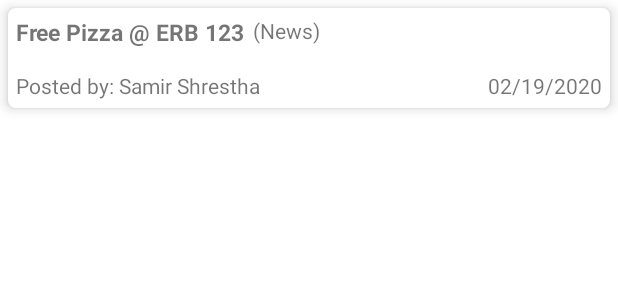
After one commit to xmantra23/UniversityBazaar, an Android app: the layout item_post.xml on its own in the app's theme, with its tools: preview values and no code run, on a phone screen of 412 x 824 dp. The commit adds this screen. Shown: the top 300 px of the screen. Run offline under Robolectric (Android 15) with nearby library versions, the phone set to English and light mode, and no system bars; Roboto replaces fonts that are not available here.

Commit message:
Completed my posts recycler view.

```diff
--- a/app/src/main/AndroidManifest.xml
+++ b/app/src/main/AndroidManifest.xml
@@ -11,7 +11,8 @@
         android:roundIcon="@mipmap/ic_launcher_round"
         android:supportsRtl="true"
         android:theme="@style/Theme.UniversityBazaar">
-        <activity android:name=".CreatePostActivity"></activity>
+        <activity android:name=".MyPostsActivity"></activity>
+        <activity android:name=".CreatePostActivity" />
         <activity android:name=".HomeActivity" />
         <activity android:name=".Authentication.LoginActivity" />
         <activity android:name=".Profile.AvatarActivity" />
--- a/app/src/main/java/org/samir/universitybazaar/Fragments/HomeFragment.java
+++ b/app/src/main/java/org/samir/universitybazaar/Fragments/HomeFragment.java
@@ -15,6 +15,7 @@ import androidx.fragment.app.Fragment;
 import com.google.android.material.bottomnavigation.BottomNavigationView;
 
 import org.samir.universitybazaar.Database.UserSession;
+import org.samir.universitybazaar.MyPostsActivity;
 import org.samir.universitybazaar.Profile.ViewProfileActivity;
 import org.samir.universitybazaar.R;
 
@@ -47,7 +48,8 @@ public class HomeFragment extends Fragment {
             // TODO: 2/18/2021 handle subscription arrow pressed
         });
         managePostArrow.setOnClickListener(v->{
-            // TODO: 2/18/2021 handle post arrow pressed
+            Intent intent = new Intent(getActivity(), MyPostsActivity.class);
+            startActivity(intent);
         });
         manageSaleArrow.setOnClickListener(v->{
             // TODO: 2/18/2021 handle sale arrow pressed
--- /dev/null
+++ b/app/src/main/res/layout/item_post.xml
@@ -0,0 +1,63 @@
+<?xml version="1.0" encoding="utf-8"?>
+<com.google.android.material.card.MaterialCardView xmlns:android="http://schemas.android.com/apk/res/android"
+    android:layout_width="match_parent"
+    android:layout_height="wrap_content"
+    xmlns:app="http://schemas.android.com/apk/res-auto"
+    app:cardCornerRadius="5dp"
+    app:cardElevation="5dp"
+    android:layout_margin="5dp"
+    android:id="@+id/parent">
+
+    <RelativeLayout
+        android:layout_width="match_parent"
+        android:layout_height="wrap_content"
+        android:layout_margin="5dp">
+
+        <RelativeLayout
+            android:layout_width="match_parent"
+            android:layout_height="wrap_content"
+            android:id="@+id/titleRelLayout">
+            <TextView
+                android:layout_width="wrap_content"
+                android:layout_height="wrap_content"
+                android:text="Free Pizza @ ERB 123"
+                android:textStyle="bold"
+                android:textSize="15sp"
+                android:id="@+id/txtPostTitle"/>
+            <TextView
+                android:layout_width="wrap_content"
+                android:layout_height="wrap_content"
+                android:text="(News)"
+                android:layout_marginStart="5dp"
+                android:layout_toEndOf="@+id/txtPostTitle"
+                android:id="@+id/txtPostCategory"/>
+
+        </RelativeLayout>
+
+        <RelativeLayout
+            android:layout_width="match_parent"
+            android:layout_height="wrap_content"
+            android:id="@+id/footerRelLayout"
+            android:layout_below="@+id/titleRelLayout"
+            android:layout_marginTop="15dp">
+
+            <TextView
+                android:layout_width="wrap_content"
+                android:layout_height="wrap_content"
+                android:text="Posted by: Samir Shrestha"
+                android:id="@+id/txtUserName"/>
+            <TextView
+                android:layout_width="wrap_content"
+                android:layout_height="wrap_content"
+                android:text="02/19/2020"
+                android:layout_alignParentEnd="true"
+                android:id="@+id/txtDate"/>
+        </RelativeLayout>
+
+    </RelativeLayout>
+
+
+
+
+
+</com.google.android.material.card.MaterialCardView>
```
Also changed, not shown: app/src/main/java/org/samir/universitybazaar/Adapter/MyPostAdapter.java (added, +71 -0 lines), app/src/main/java/org/samir/universitybazaar/Database/DatabaseHelper.java (+69 -0 lines), app/src/main/java/org/samir/universitybazaar/MyPostsActivity.java (added, +42 -0 lines), app/src/main/res/layout/activity_my_posts.xml (added, +33 -0 lines).
